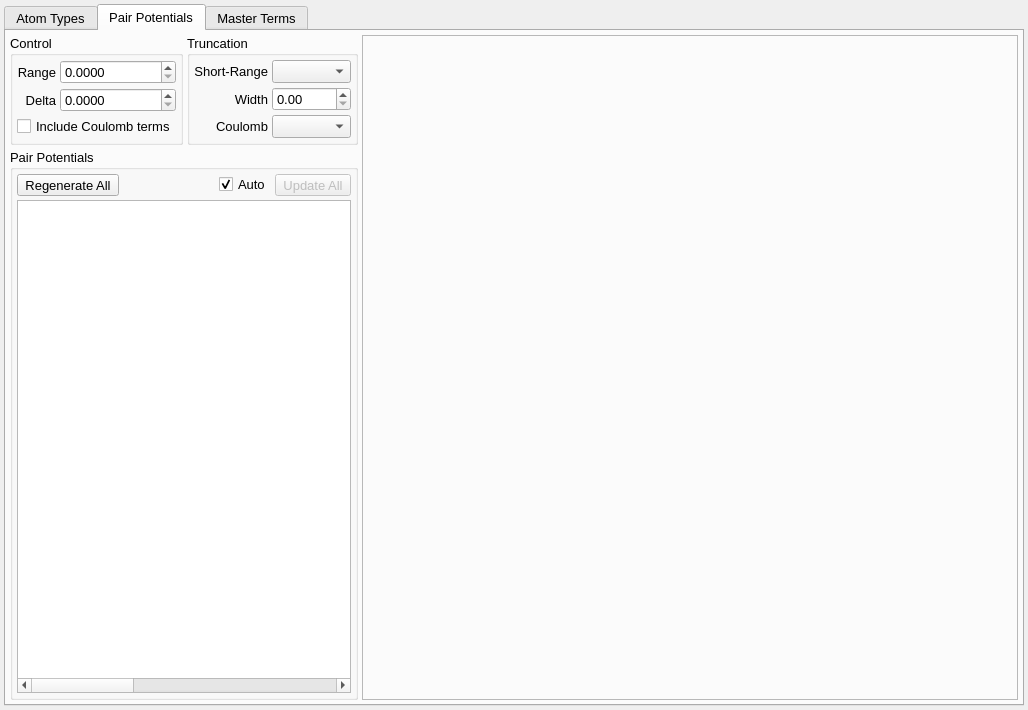
Before: the Qt Designer form src/gui/forcefieldtab.ui in disorderedmaterials/dissolve, drawn with Qt 5.
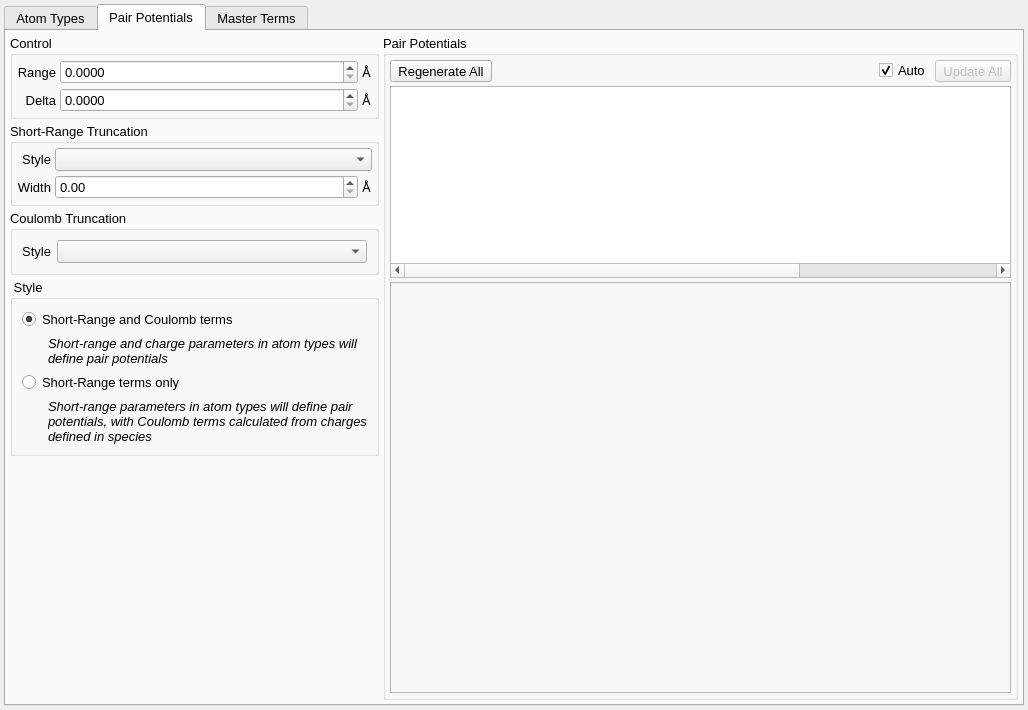
After: the same form once the commit is applied. The open tabs and pages were chosen to show the change. Icons and pictures are not drawn. Custom widgets are drawn as their Qt base class.

Commit message: Reorganise forcefield tab pair potentials controls, and show/hide charges for species where relevant.

Diff of the .ui file:
```diff
--- a/src/gui/forcefieldtab.ui
+++ b/src/gui/forcefieldtab.ui
@@ -220,11 +220,6 @@
        <item>
         <layout class="QVBoxLayout" name="verticalLayout_2">
          <item>
-          <layout class="QHBoxLayout" name="horizontalLayout_9">
-           <property name="spacing">
-            <number>4</number>
-           </property>
-           <item>
             <widget class="QGroupBox" name="PairPotentialControlGroup">
              <property name="title">
               <string>Control</string>
@@ -297,10 +292,17 @@
                 </property>
                </widget>
               </item>
-              <item row="2" column="0" colspan="2">
-               <widget class="QCheckBox" name="CoulombIncludeCheck">
+            <item row="0" column="2">
+             <widget class="QLabel" name="label_7">
                 <property name="text">
-                 <string>Include Coulomb terms</string>
+               <string>Å</string>
+              </property>
+             </widget>
+            </item>
+            <item row="1" column="2">
+             <widget class="QLabel" name="label_8">
+              <property name="text">
+               <string>Å</string>
                 </property>
                </widget>
               </item>
@@ -308,9 +310,15 @@
             </widget>
            </item>
            <item>
-            <widget class="QGroupBox" name="PairPotentialTruncationGroup">
+          <widget class="QGroupBox" name="ShortRangeTruncationGroup">
+           <property name="sizePolicy">
+            <sizepolicy hsizetype="Minimum" vsizetype="Preferred">
+             <horstretch>0</horstretch>
+             <verstretch>0</verstretch>
+            </sizepolicy>
+           </property>
              <property name="title">
-              <string>Truncation</string>
+            <string>Short-Range Truncation</string>
              </property>
              <layout class="QGridLayout" name="gridLayout_2">
               <property name="leftMargin">
@@ -354,37 +362,53 @@
                 </property>
                </widget>
               </item>
-              <item row="0" column="1">
-               <widget class="QComboBox" name="ShortRangeTruncationCombo">
-                <property name="sizePolicy">
-                 <sizepolicy hsizetype="Expanding" vsizetype="Fixed">
-                  <horstretch>0</horstretch>
-                  <verstretch>0</verstretch>
-                 </sizepolicy>
-                </property>
-               </widget>
-              </item>
               <item row="0" column="0">
                <widget class="QLabel" name="label_890">
                 <property name="text">
-                 <string>Short-Range</string>
+               <string>Style</string>
                 </property>
                 <property name="alignment">
                  <set>Qt::AlignRight|Qt::AlignTrailing|Qt::AlignVCenter</set>
                 </property>
                </widget>
               </item>
-              <item row="2" column="0">
+            <item row="1" column="2">
+             <widget class="QLabel" name="label_9">
+              <property name="text">
+               <string>Å</string>
+              </property>
+             </widget>
+            </item>
+            <item row="0" column="1" colspan="2">
+             <widget class="QComboBox" name="ShortRangeTruncationCombo">
+              <property name="sizePolicy">
+               <sizepolicy hsizetype="Expanding" vsizetype="Fixed">
+                <horstretch>0</horstretch>
+                <verstretch>0</verstretch>
+               </sizepolicy>
+              </property>
+             </widget>
+            </item>
+           </layout>
+          </widget>
+         </item>
+         <item>
+          <widget class="QGroupBox" name="CoulombTruncationGroup">
+           <property name="title">
+            <string>Coulomb Truncation</string>
+           </property>
+           <layout class="QHBoxLayout" name="horizontalLayout_9">
+            <item>
                <widget class="QLabel" name="label_891">
                 <property name="text">
-                 <string>Coulomb</string>
+               <string>Style</string>
                 </property>
                 <property name="alignment">
                  <set>Qt::AlignRight|Qt::AlignTrailing|Qt::AlignVCenter</set>
                 </property>
                </widget>
               </item>
-              <item row="2" column="1">
+            <item>
                <widget class="QComboBox" name="CoulombTruncationCombo">
                 <property name="sizePolicy">
                  <sizepolicy hsizetype="Expanding" vsizetype="Fixed">
@@ -397,13 +421,113 @@
              </layout>
             </widget>
            </item>
+         <item>
+          <widget class="QGroupBox" name="PairPotentialStyleGroup">
+           <property name="title">
+            <string> Style</string>
+           </property>
+           <layout class="QGridLayout" name="gridLayout_4">
+            <item row="2" column="0" colspan="2">
+             <widget class="QRadioButton" name="PairPotentialsShortRangeOnlyRadio">
+              <property name="text">
+               <string>Short-Range terms only</string>
+              </property>
+              <property name="checked">
+               <bool>false</bool>
+              </property>
+             </widget>
+            </item>
+            <item row="1" column="1">
+             <widget class="QLabel" name="label_5">
+              <property name="sizePolicy">
+               <sizepolicy hsizetype="Preferred" vsizetype="Minimum">
+                <horstretch>0</horstretch>
+                <verstretch>0</verstretch>
+               </sizepolicy>
+              </property>
+              <property name="font">
+               <font>
+                <italic>true</italic>
+               </font>
+              </property>
+              <property name="text">
+               <string>Short-range and charge parameters in atom types will define pair potentials</string>
+              </property>
+              <property name="wordWrap">
+               <bool>true</bool>
+              </property>
+             </widget>
+            </item>
+            <item row="1" column="0">
+             <spacer name="horizontalSpacer_7">
+              <property name="orientation">
+               <enum>Qt::Horizontal</enum>
+              </property>
+              <property name="sizeType">
+               <enum>QSizePolicy::Fixed</enum>
+              </property>
+              <property name="sizeHint" stdset="0">
+               <size>
+                <width>20</width>
+                <height>20</height>
+               </size>
+              </property>
+             </spacer>
+            </item>
+            <item row="0" column="0" colspan="2">
+             <widget class="QRadioButton" name="PairPotentialsIncludeCoulombRadio">
+              <property name="text">
+               <string>Short-Range and Coulomb terms</string>
+              </property>
+              <property name="checked">
+               <bool>true</bool>
+              </property>
+             </widget>
+            </item>
+            <item row="3" column="1">
+             <widget class="QLabel" name="label_6">
+              <property name="sizePolicy">
+               <sizepolicy hsizetype="Preferred" vsizetype="Minimum">
+                <horstretch>0</horstretch>
+                <verstretch>0</verstretch>
+               </sizepolicy>
+              </property>
+              <property name="font">
+               <font>
+                <italic>true</italic>
+               </font>
+              </property>
+              <property name="text">
+               <string>Short-range parameters in atom types will define pair potentials, with Coulomb terms calculated from charges defined in species</string>
+              </property>
+              <property name="wordWrap">
+               <bool>true</bool>
+              </property>
+             </widget>
+            </item>
+           </layout>
+          </widget>
+         </item>
+         <item>
+          <spacer name="verticalSpacer">
+           <property name="orientation">
+            <enum>Qt::Vertical</enum>
+           </property>
+           <property name="sizeHint" stdset="0">
+            <size>
+             <width>20</width>
+             <height>40</height>
+            </size>
+           </property>
+          </spacer>
+         </item>
           </layout>
          </item>
          <item>
           <widget class="QGroupBox" name="PairPotentialsGroup">
            <property name="sizePolicy">
             <sizepolicy hsizetype="Preferred" vsizetype="Expanding">
-             <horstretch>0</horstretch>
+           <horstretch>2</horstretch>
              <verstretch>0</verstretch>
             </sizepolicy>
            </property>
@@ -573,17 +697,12 @@
               </column>
              </widget>
             </item>
-           </layout>
-          </widget>
-         </item>
-        </layout>
-       </item>
        <item>
         <widget class="QFrame" name="PairPotentialsPlotFrame">
          <property name="sizePolicy">
           <sizepolicy hsizetype="Expanding" vsizetype="Expanding">
-           <horstretch>1</horstretch>
-           <verstretch>0</verstretch>
+              <horstretch>0</horstretch>
+              <verstretch>2</verstretch>
           </sizepolicy>
          </property>
          <property name="frameShape">
@@ -610,6 +729,9 @@
           </property>
           <item>
            <widget class="DataWidget" name="PairPotentialsPlotWidget" native="true"/>
+             </item>
+            </layout>
+           </widget>
           </item>
          </layout>
         </widget>
```
Lines whose indentation alone changed are shown as unchanged. The commit also changes 3 other files.
